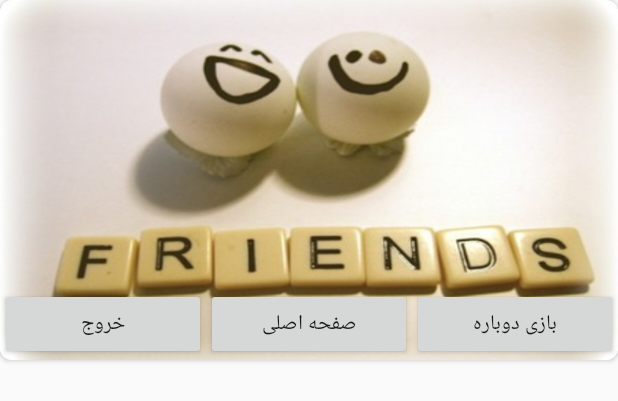
After one commit to ThreeBadBoys/Gondum, an Android app: the layout dialog_layout.xml on its own in the app's theme, with its tools: preview values and no code run, on a phone screen of 412 x 824 dp. The commit adds this screen. Shown: the top 401 px of the screen. Run offline under Robolectric (Android 15) with nearby library versions, the phone set to English and light mode, and no system bars.

Commit message:
Ui issues

```diff
--- a/app/src/main/java/com/dsproject/gondum/Game.java
+++ b/app/src/main/java/com/dsproject/gondum/Game.java
@@ -13,7 +13,7 @@ public class Game {
      * This function is for restarting the game.
      * Returning everything to the first state.
      **/
-    public void gameReset() {
+    public void gameBackEndReset() {
 
         for (int x = 0; x < 3; x++) {
             for (int y = 0; y < 3; y++) {
--- a/app/src/main/java/com/dsproject/gondum/OnePlayersActivity.java
+++ b/app/src/main/java/com/dsproject/gondum/OnePlayersActivity.java
@@ -652,7 +652,7 @@ public class OnePlayersActivity extends AppCompatActivity {
 
     @Override
     public void onBackPressed() {
-        game.gameReset();
+        game.gameBackEndReset();
         finish();
         super.onBackPressed();
     }
--- /dev/null
+++ b/app/src/main/res/layout/dialog_layout.xml
@@ -0,0 +1,64 @@
+<?xml version="1.0" encoding="utf-8"?>
+<android.support.v7.widget.CardView
+    xmlns:android="http://schemas.android.com/apk/res/android"
+    xmlns:app="http://schemas.android.com/apk/res-auto"
+    xmlns:tools="http://schemas.android.com/tools"
+    android:layout_width="match_parent"
+    android:layout_height="wrap_content"
+
+    app:cardCornerRadius="8dp">
+
+    <RelativeLayout
+        android:layout_width="match_parent"
+        android:layout_height="match_parent">
+
+        <RelativeLayout
+            android:id="@+id/frame_cover"
+            android:layout_width="match_parent"
+            android:layout_height="240dp"
+            android:background="@drawable/friends">
+
+            <pl.droidsonroids.gif.GifImageView
+                android:id="@+id/gify"
+                android:layout_width="72dp"
+                android:layout_height="73dp"
+                android:layout_centerInParent="true"
+                android:layout_marginStart="0dp"
+                android:scaleType="fitXY"/>
+        </RelativeLayout>
+
+        <RelativeLayout
+            android:layout_width="match_parent"
+            android:layout_height="240dp">
+
+            <LinearLayout
+                android:layout_width="match_parent"
+                android:layout_height="wrap_content"
+                android:layout_alignParentBottom="true"
+                android:orientation="horizontal">
+
+                <Button
+                    android:id="@+id/exit"
+                    android:layout_width="wrap_content"
+                    android:layout_height="wrap_content"
+                    android:layout_weight="1"
+                    android:text="خروج" />
+
+                <Button
+                    android:id="@+id/main_menu"
+                    android:layout_width="wrap_content"
+                    android:layout_height="wrap_content"
+                    android:layout_weight="1"
+                    android:text="صفحه اصلی" />
+
+                <Button
+                    android:id="@+id/restart"
+                    android:layout_width="wrap_content"
+                    android:layout_height="wrap_content"
+                    android:layout_weight="1"
+                    android:text="بازی دوباره" />
+            </LinearLayout>
+        </RelativeLayout>
+
+    </RelativeLayout>
+</android.support.v7.widget.CardView>
```
Also changed, not shown: app/src/main/java/com/dsproject/gondum/TwoPlayersActivity.java (+90 -2 lines), app/src/main/res/drawable/btn_style.xml (+4 -3 lines), app/src/main/res/drawable/friends.png (added).
